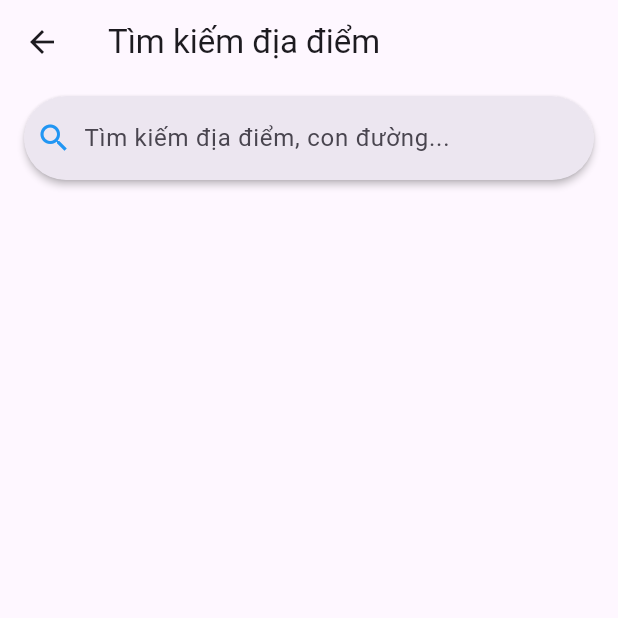
After one commit to qdung030404/Optigo, a Flutter app: the SearchScreen screen opened by its route, on a phone screen of 412 x 824 dp, the top half of it. The commit adds this screen. Run offline on Flutter 3.47's test engine with Material 3 defaults, Android fonts, the phone set to English and light mode, and no system bars; our stand-ins replace cloud_firestore, firebase_auth, firebase_core, flutter_dotenv, flutter_screenutil, geolocator and 3 more; missing offline and left inert: maplibre_gl; accounts and stored records are empty; network calls fail.

Commit message:
feat: integrate goong map search, location tracking, and search screen implementation

```diff
--- a/lib/config/routes.dart
+++ b/lib/config/routes.dart
@@ -4,4 +4,6 @@ class Routes {
   static const login = 'login';
   static const otp = 'otp';
   static const setUserName = 'set_name';
+  static const search = 'search';
+  static const profile = 'profile';
 }
--- /dev/null
+++ b/lib/models/place_model.dart
@@ -0,0 +1,22 @@
+class PlaceModel {
+  final String description;
+  final String placeId;
+  final String mainText;
+  final String secondaryText;
+
+  PlaceModel({
+    required this.description,
+    required this.placeId,
+    required this.mainText,
+    required this.secondaryText,
+  });
+
+  factory PlaceModel.fromJson(Map<String, dynamic> json) {
+    return PlaceModel(
+      description: json['description'] ?? '',
+      placeId: json['place_id'] ?? '',
+      mainText: json['structured_formatting']?['main_text'] ?? '',
+      secondaryText: json['structured_formatting']?['secondary_text'] ?? '',
+    );
+  }
+}
--- /dev/null
+++ b/lib/views/search/search_screen.dart
@@ -0,0 +1,107 @@
+import 'package:flutter/material.dart';
+import 'package:optigo/providers/map_provider.dart';
+import 'package:provider/provider.dart';
+
+class SearchScreen extends StatefulWidget {
+  const SearchScreen({super.key});
+
+  @override
+  State<SearchScreen> createState() => _SearchScreenState();
+}
+
+class _SearchScreenState extends State<SearchScreen> {
+  final SearchController _searchController = SearchController();
+
+  @override
+  void initState() {
+    super.initState();
+    // 2. Lắng nghe thay đổi văn bản ngay từ Controller
+    _searchController.addListener(() {
+      final text = _searchController.text;
+      // Gọi API tìm kiếm mỗi khi text thay đổi
+      context.read<MapProvider>().searchPlace(text);
+    });
+  }
+  @override
+  void dispose() {
+    _searchController.dispose();
+    super.dispose();
+  }
+
+  @override
+  Widget build(BuildContext context) {
+    // Lắng nghe thay đổi từ MapProvider ngay trong build
+    final mapProvider = context.watch<MapProvider>();
+
+    return Scaffold(
+      appBar: AppBar(
+        title: const Text('Tìm kiếm địa điểm'),
+        leading: IconButton(
+          icon: const Icon(Icons.arrow_back),
+          onPressed: () => Navigator.pop(context),
+        ),
+      ),
+      body: SafeArea(
+        child: Column(
+          children: [
+            Padding(
+              padding: const EdgeInsets.symmetric(horizontal: 16, vertical: 8),
+              child: SearchAnchor(
+                searchController: _searchController,
+                builder: (context, controller) {
+                  return SearchBar(
+                    controller: controller,
+                    hintText: 'Tìm kiếm địa điểm, con đường...',
+                    leading: const Icon(Icons.search, color: Colors.blue),
+                    onTap: () {
+                      controller.openView();
+                    },
+                    elevation: const WidgetStatePropertyAll<double>(2.0),
+                  );
+                },
+                suggestionsBuilder: (context, controller) {
+                  final results = mapProvider.searchResults;
+                  if (results.isEmpty) {
+                    return [const ListTile(title: Text('Không tìm thấy kết quả'))];
+                  }
+
+                  return results
+                      .map((place) => ListTile(
+                            leading: const Icon(Icons.location_on_outlined,
+                                color: Colors.redAccent),
+                            title: Text(place.mainText),
+                            subtitle: Text(place.secondaryText),
+                            onTap: () {
+                              // 1. Đóng view tìm kiếm
+                              controller.closeView(place.description);
+                              // 2. Gọi hàm xử lý chọn địa điểm (lấy tọa độ chi tiết và cắm marker)
+                              mapProvider.selectPlace(place.placeId);
+                              // 3. Quay lại HomeScreen để xem kết quả trên bản đồ
+                              Navigator.pop(context);
+                            },
+                          ))
+                      .toList(); // Quan trọng: Phải có .toList()
+                },
+              ),
+            ),
+            // Nếu đang trong trạng thái tìm kiếm, có thể hiện linear progress ở dưới search bar
+            if (mapProvider.searching)
+              const Padding(
+                padding: EdgeInsets.symmetric(horizontal: 16),
+                child: LinearProgressIndicator(),
+              ),
+            // Hiển thị lỗi nếu có
+            if (mapProvider.searchError != null)
+              Padding(
+                padding: const EdgeInsets.all(16.0),
+                child: Text(
+                  mapProvider.searchError!,
+                  style: const TextStyle(color: Colors.red),
+                ),
+              ),
+          ],
+        ),
+      ),
+    );
+  }
+}
--- a/pubspec.yaml
+++ b/pubspec.yaml
@@ -42,7 +42,10 @@ dependencies:
   intl_phone_field: ^3.2.0
   pinput: ^6.0.2
   cloud_firestore: ^6.3.0
-
+  maplibre_gl: ^0.26.0
+  flutter_dotenv: ^6.0.1
+  geolocator: ^14.0.2
+  http: ^1.6.0
 dev_dependencies:
   flutter_test:
     sdk: flutter
@@ -71,6 +74,7 @@ flutter:
   # To add assets to your application, add an assets section, like this:
   assets:
   - assets/images/splash_logo.png
+  - .env
   #   - images/a_dot_ham.jpeg
 
   # An image asset can refer to one or more resolution-specific "variants", see
```
Also changed, not shown: lib/main.dart (+8 -87 lines), lib/providers/map_provider.dart (added, +207 -0 lines), lib/views/home/home_screen.dart (added, +206 -0 lines), pubspec.lock, 5 other files.
